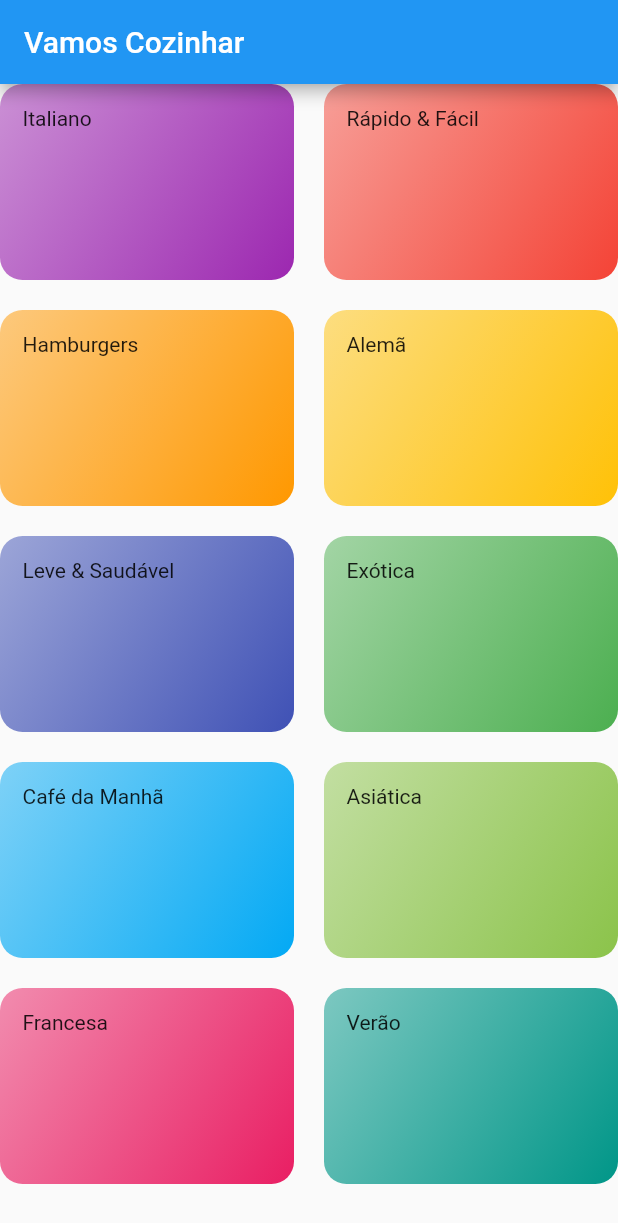
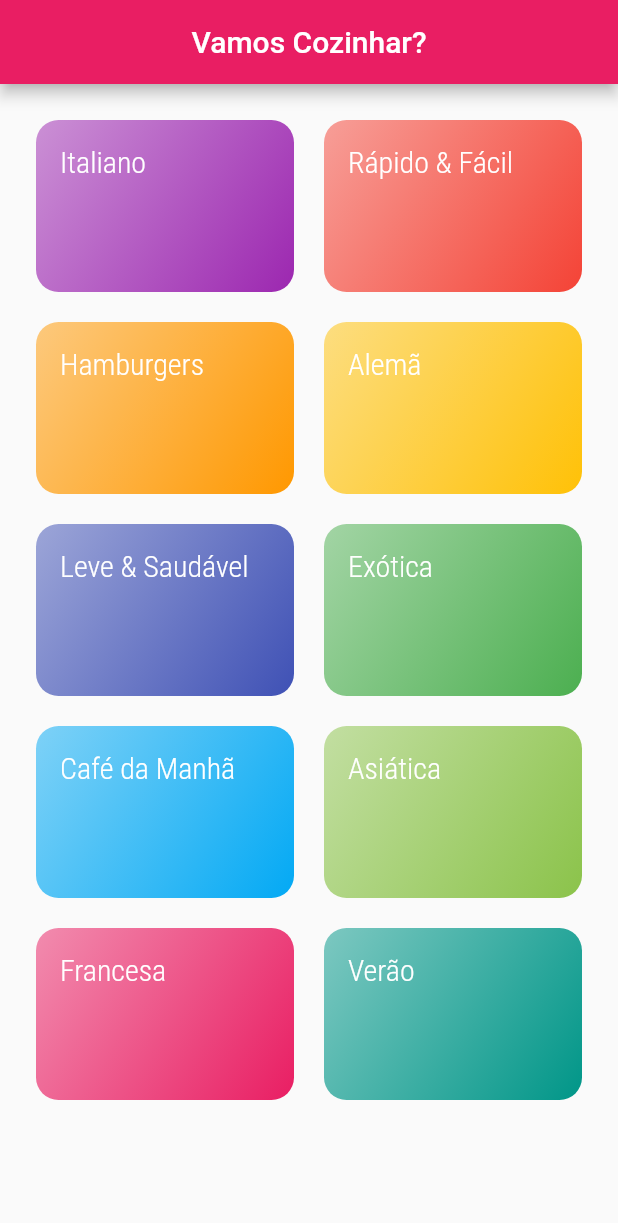
Before and after one commit to xandefreitas/Meals, a Flutter app: the screen it shows after launch, on a phone screen of 412 x 824 dp. Shown: the top 1223 px of the screen. Run offline on Flutter 3.47's test engine with Material 2 defaults, Android fonts, the phone set to English and light mode, and no system bars.

Commit message:
185. Tema & Estilo

```diff
--- a/lib/components/category_item.dart
+++ b/lib/components/category_item.dart
@@ -8,8 +8,11 @@
   @override
   Widget build(BuildContext context) {
     return Container(
-      padding: EdgeInsets.all(15),
-      child: Text(category.title),
+      padding: EdgeInsets.all(16),
+      child: Text(
+        category.title,
+        style: Theme.of(context).textTheme.headline1,
+      ),
       decoration: BoxDecoration(
         borderRadius: BorderRadius.circular(15),
         gradient: LinearGradient(
--- a/lib/main.dart
+++ b/lib/main.dart
@@ -10,10 +10,20 @@
 
   @override
   Widget build(BuildContext context) {
+    final ThemeData theme = ThemeData();
     return MaterialApp(
       title: 'Meals',
-      theme: ThemeData(
-        primarySwatch: Colors.blue,
+      theme: theme.copyWith(
+        colorScheme: theme.colorScheme.copyWith(
+          primary: Colors.pink,
+          secondary: Colors.amber,
+        ),
+        textTheme: ThemeData.light().textTheme.copyWith(
+              headline1: const TextStyle(
+                fontSize: 20,
+                fontFamily: 'RobotoCondensed',
+              ),
+            ),
       ),
       home: const CategoriesScreen(),
     );
--- a/lib/screens/categories_screen.dart
+++ b/lib/screens/categories_screen.dart
@@ -9,9 +9,12 @@
   Widget build(BuildContext context) {
     return Scaffold(
       appBar: AppBar(
-        title: Text('Vamos Cozinhar'),
+        title: Text('Vamos Cozinhar?'),
+        centerTitle: true,
       ),
-      body: GridView(
+      body: Padding(
+        padding: const EdgeInsets.all(24.0),
+        child: GridView(
           gridDelegate: const SliverGridDelegateWithMaxCrossAxisExtent(
             maxCrossAxisExtent: 200,
             childAspectRatio: 3 / 2,
@@ -20,6 +23,7 @@
           ),
           children: DUMMY_CATEGORIES.map((e) => CategoryItem(category: e)).toList(),
         ),
+      ),
     );
   }
 }
```
Also changed, not shown: pubspec.yaml (+17 -11 lines), assets/fonts/raleway/Raleway-Black.ttf (added), assets/fonts/raleway/Raleway-Bold.ttf (added), assets/fonts/raleway/Raleway-Regular.ttf (added), assets/fonts/roboto/RobotoCondensed-Bold.ttf (added), assets/fonts/roboto/RobotoCondensed-Italic.ttf (added), assets/fonts/roboto/RobotoCondensed-Light.ttf (added), assets/fonts/roboto/RobotoCondensed-Regular.ttf (added). Lines whose indentation alone changed are shown as unchanged.
